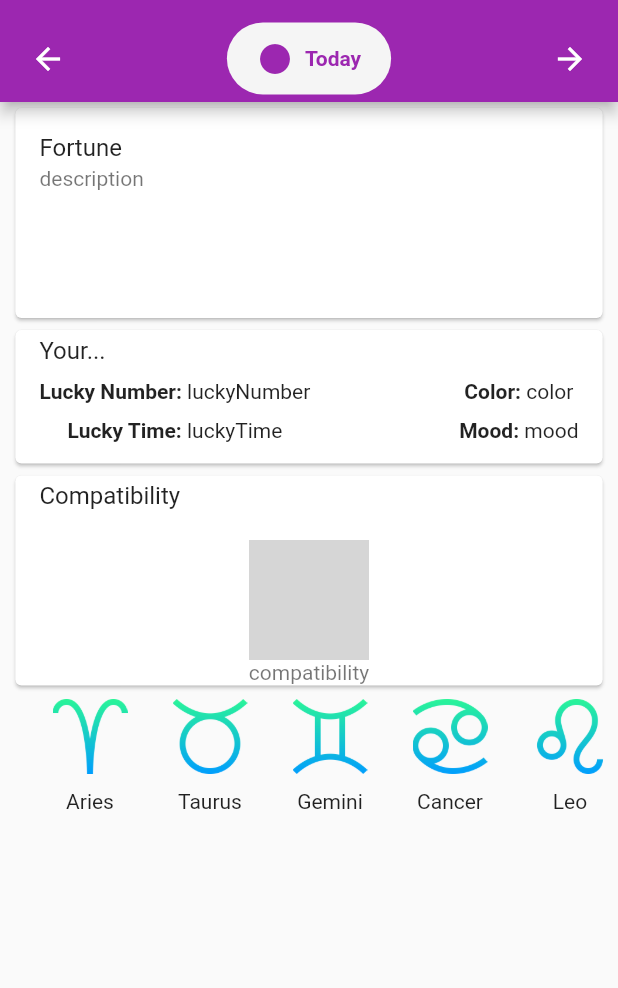
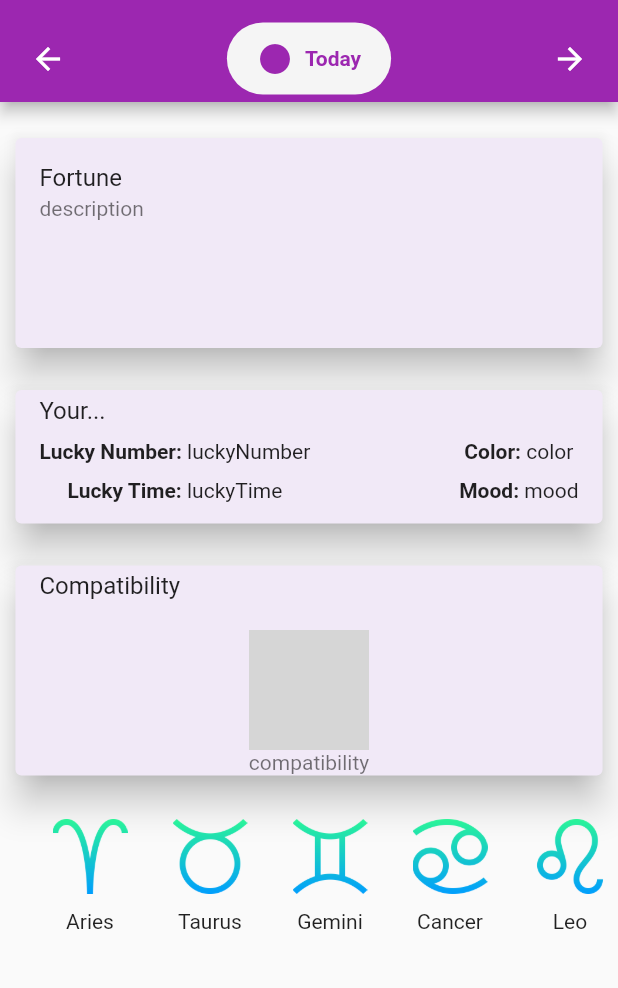
Before and after one commit to bugrahancamlibel/Horoscope-YTT, a Flutter app: the MainScreen screen opened directly, on a phone screen of 412 x 824 dp, the part 57-1045 px from its top. Run offline on Flutter 3.47's test engine with Material 2 defaults, Android fonts, the light colour scheme and no system bars; drawn by our look-alikes of google_nav_bar; our stand-ins replace flutter_riverpod, shared_preferences; accounts and stored records are empty; network calls fail; grey boxes are pictures that could not be loaded.

Commit message:
Visual improvements.

```diff
--- a/lib/screens/horoscope_screen.dart
+++ b/lib/screens/horoscope_screen.dart
@@ -18,7 +18,11 @@ class HoroscopeScreen extends ConsumerWidget {
       child: Center(
         child: Column(
           children: [
-            Card(
+            Padding(
+              padding: const EdgeInsets.only(top: 20),
+              child: Card(
+                color: const Color(0xFFF1E9F7),
+                elevation: 10,
                 child: SizedBox(
                   width: MediaQuery.of(context).size.width * 0.95,
                   height: 140,
@@ -32,7 +36,12 @@ class HoroscopeScreen extends ConsumerWidget {
                   ),
                 ),
               ),
-            Card(
+            ),
+            Padding(
+              padding: const EdgeInsets.only(top: 20),
+              child: Card(
+                color: const Color(0xFFF1E9F7),
+                elevation: 10,
                 child: SizedBox(
                   width: MediaQuery.of(context).size.width * 0.95,
                   child: SingleChildScrollView(
@@ -131,7 +140,12 @@ class HoroscopeScreen extends ConsumerWidget {
                   ),
                 ),
               ),
-            Card(
+            ),
+            Padding(
+              padding: const EdgeInsets.only(top: 20),
+              child: Card(
+                color: const Color(0xFFF1E9F7),
+                elevation: 10,
                 child: SizedBox(
                   width: MediaQuery.of(context).size.width * 0.95,
                   height: 140,
@@ -155,6 +169,7 @@ class HoroscopeScreen extends ConsumerWidget {
                   ),
                 ),
               ),
+            ),
           ],
         ),
       ),
--- a/lib/screens/main_screen.dart
+++ b/lib/screens/main_screen.dart
@@ -82,7 +82,9 @@ class MainScreen extends ConsumerWidget {
       body: ListView(
         children: [
           _widgetOptions.elementAt(ref.watch(selectedIndexProvider)),
-          SizedBox(
+          Padding(
+            padding: const EdgeInsets.only(top: 20),
+            child: SizedBox(
               height: 90,
               child: ListView(
                 scrollDirection: Axis.horizontal,
@@ -112,6 +114,7 @@ class MainScreen extends ConsumerWidget {
                 ],
               ),
             ),
+          ),
         ],
       ),
     );
```
Lines whose indentation alone changed are shown as unchanged.
